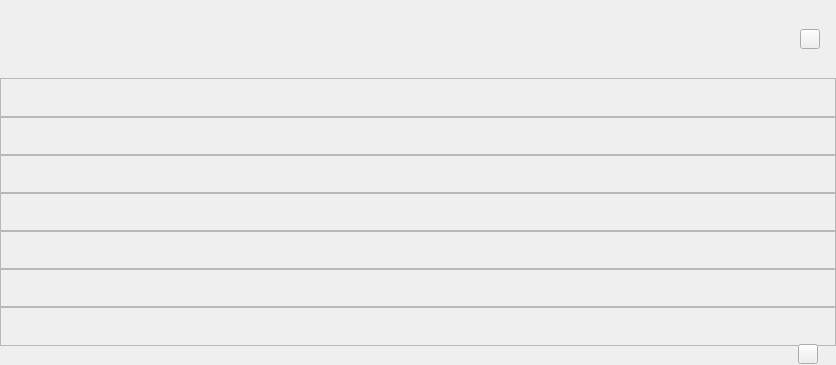
huizhang556/pc-video-player, file VideoPlayer/mainwidget/subunititems/SelectVideoType.ui: the form before one commit.
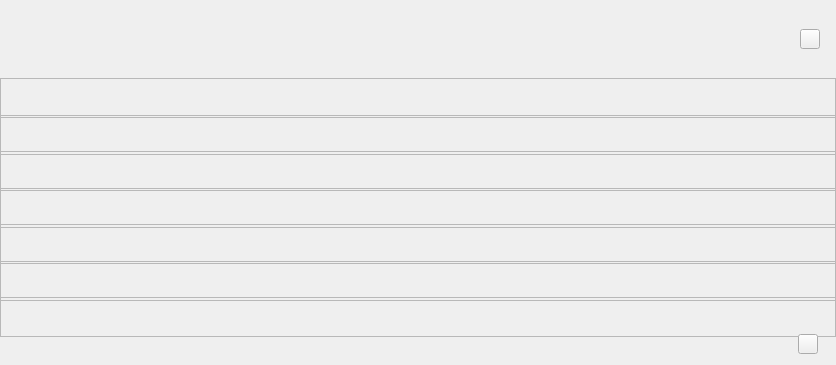
The form after the commit. Icons and pictures are not drawn.

What changed in the file:
```diff
--- a/VideoPlayer/mainwidget/subunititems/SelectVideoType.ui
+++ b/VideoPlayer/mainwidget/subunititems/SelectVideoType.ui
@@ -414,19 +414,20 @@
           <property name="minimumSize">
            <size>
             <width>22</width>
-            <height>22</height>
+            <height>32</height>
            </size>
           </property>
           <property name="maximumSize">
            <size>
             <width>22</width>
-            <height>22</height>
+            <height>32</height>
            </size>
           </property>
           <property name="styleSheet">
            <string notr="true">#frame_hidden
 {
 margin-right:0px;
+margin-bottom: 10px;
 background-color: transparent;
 }</string>
           </property>
```
